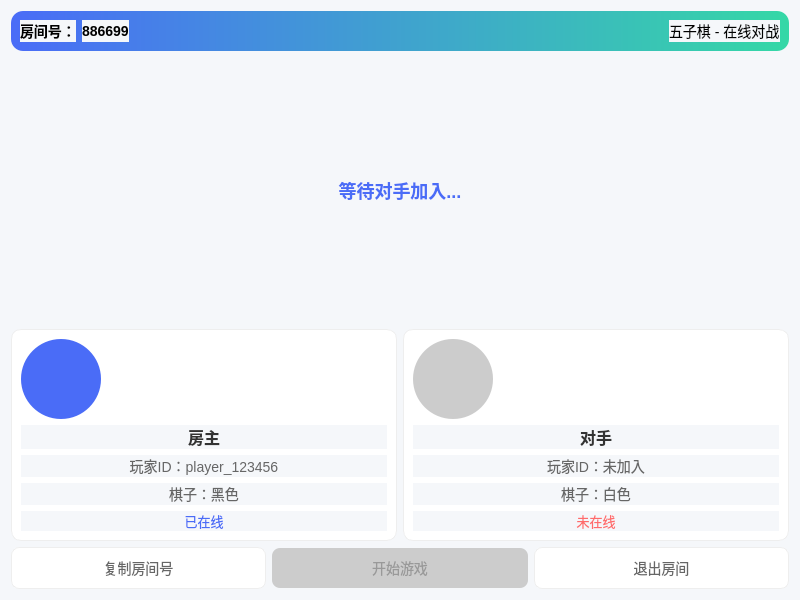
Qt form client/gomokuClient/onlineroomwidget.ui (ELUT1111/Gomoku) before a commit.
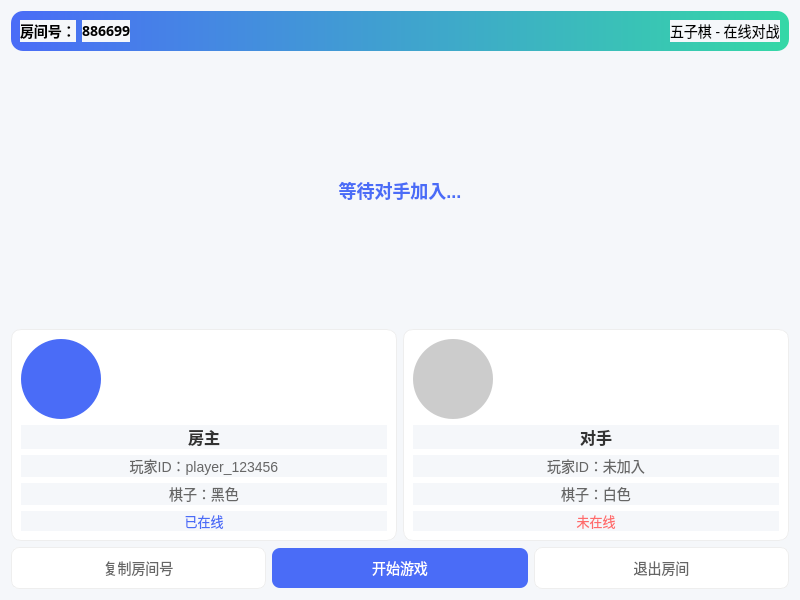
The same form after that commit. Icons and pictures are not drawn.

Patch:
```diff
--- a/client/gomokuClient/onlineroomwidget.ui
+++ b/client/gomokuClient/onlineroomwidget.ui
@@ -112,16 +112,16 @@
       </item>
       <item>
        <widget class="QLabel" name="lblRoomId">
+        <property name="font">
+         <font>
+          <family>Microsoft YaHei</family>
+          <pointsize>-1</pointsize>
+          <bold>true</bold>
+         </font>
+        </property>
         <property name="text">
          <string>886699</string>
         </property>
-        <property name="font">
-         <font>
-          <pointsize>18</pointsize>
-          <weight>75</weight>
-          <bold>true</bold>
-         </font>
-        </property>
        </widget>
       </item>
       <item>
@@ -139,14 +139,15 @@
       </item>
       <item>
        <widget class="QLabel" name="lblGameMode">
+        <property name="font">
+         <font>
+          <family>Microsoft YaHei</family>
+          <pointsize>-1</pointsize>
+         </font>
+        </property>
         <property name="text">
          <string>五子棋 - 在线对战</string>
         </property>
-        <property name="font">
-         <font>
-          <pointsize>16</pointsize>
-         </font>
-        </property>
        </widget>
       </item>
      </layout>
@@ -363,7 +364,10 @@
         <string>开始游戏</string>
        </property>
        <property name="enabled">
-        <bool>false</bool>
+        <bool>true</bool>
+       </property>
+       <property name="text">
+        <string>开始游戏</string>
        </property>
       </widget>
      </item>
```
Left out of the diff: 83 changed lines with no effect on the pictures.
